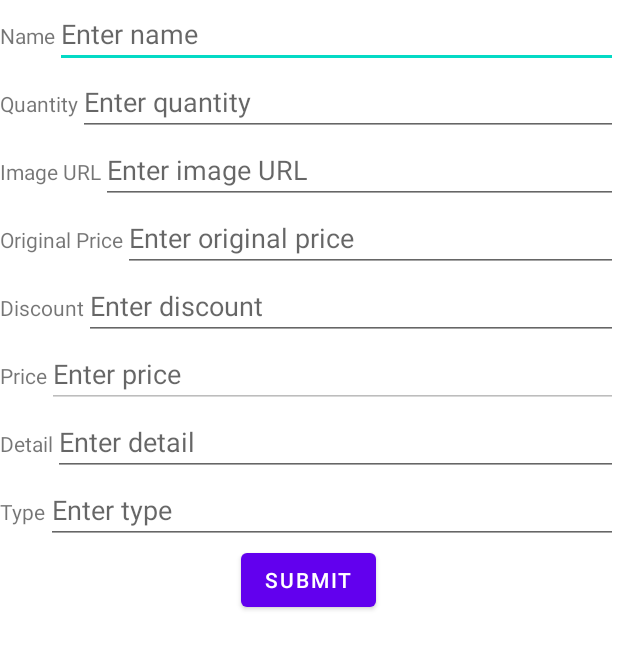
After one commit to trucni2005/AdminFurnitureShopApp, an Android app: the layout fragment_update_product.xml on its own in the app's theme, with its tools: preview values and no code run, on a phone screen of 412 x 824 dp. The commit adds this screen. Shown: the top 649 px of the screen. Run offline under Robolectric (Android 15) with nearby library versions, the phone set to English and light mode, and no system bars.

Commit message:
add function update product

```diff
--- a/app/build.gradle
+++ b/app/build.gradle
@@ -72,6 +72,7 @@ dependencies {
     implementation "androidx.navigation:navigation-fragment:$nav_version"
     implementation "androidx.navigation:navigation-ui:$nav_version"
     implementation 'com.squareup.okhttp3:logging-interceptor:4.9.1'
+    implementation 'androidx.fragment:fragment:1.3.5'
 
     implementation 'androidx.lifecycle:lifecycle-viewmodel:2.5.0'
     implementation 'androidx.lifecycle:lifecycle-viewmodel-ktx:2.5.0'
--- /dev/null
+++ b/app/src/main/res/layout/fragment_update_product.xml
@@ -0,0 +1,181 @@
+<?xml version="1.0" encoding="utf-8"?>
+<androidx.constraintlayout.widget.ConstraintLayout xmlns:android="http://schemas.android.com/apk/res/android"
+    xmlns:app="http://schemas.android.com/apk/res-auto"
+    xmlns:tools="http://schemas.android.com/tools"
+    android:layout_width="match_parent"
+    android:layout_height="match_parent"
+    tools:context=".ui.product.UpdateProductFragment">
+
+    <ScrollView
+        android:layout_width="match_parent"
+        android:layout_height="wrap_content">
+
+    <LinearLayout
+        android:layout_width="match_parent"
+        android:layout_height="match_parent"
+        android:orientation="vertical">
+
+
+        <LinearLayout
+            android:layout_width="match_parent"
+            android:layout_height="wrap_content"
+            android:orientation="horizontal">
+
+            <TextView
+                android:layout_width="wrap_content"
+                android:layout_height="wrap_content"
+                android:text="Name" />
+
+            <EditText
+                android:layout_width="0dp"
+                android:layout_height="wrap_content"
+                android:layout_weight="1"
+                android:hint="Enter name"
+                android:id="@+id/edittext_name"/>
+
+        </LinearLayout>
+
+        <LinearLayout
+            android:layout_width="match_parent"
+            android:layout_height="wrap_content"
+            android:orientation="horizontal">
+
+            <TextView
+                android:layout_width="wrap_content"
+                android:layout_height="wrap_content"
+                android:text="Quantity" />
+
+            <EditText
+                android:layout_width="0dp"
+                android:layout_height="wrap_content"
+                android:layout_weight="1"
+                android:hint="Enter quantity"
+                android:id="@+id/edittext_quantity"/>
+
+        </LinearLayout>
+
+        <LinearLayout
+            android:layout_width="match_parent"
+            android:layout_height="wrap_content"
+            android:orientation="horizontal">
+
+            <TextView
+                android:layout_width="wrap_content"
+                android:layout_height="wrap_content"
+                android:text="Image URL" />
+
+            <EditText
+                android:layout_width="0dp"
+                android:layout_height="wrap_content"
+                android:layout_weight="1"
+                android:hint="Enter image URL"
+                android:id="@+id/edittext_imageurl"/>
+
+        </LinearLayout>
+
+        <LinearLayout
+            android:layout_width="match_parent"
+            android:layout_height="wrap_content"
+            android:orientation="horizontal">
+
+            <TextView
+                android:layout_width="wrap_content"
+                android:layout_height="wrap_content"
+                android:text="Original Price" />
+
+            <EditText
+                android:layout_width="0dp"
+                android:layout_height="wrap_content"
+                android:layout_weight="1"
+                android:hint="Enter original price"
+                android:id="@+id/edittext_originalprice"/>
+
+        </LinearLayout>
+
+        <LinearLayout
+            android:layout_width="match_parent"
+            android:layout_height="wrap_content"
+            android:orientation="horizontal">
+
+            <TextView
+                android:layout_width="wrap_content"
+                android:layout_height="wrap_content"
+                android:text="Discount" />
+
+            <EditText
+                android:layout_width="0dp"
+                android:layout_height="wrap_content"
+                android:layout_weight="1"
+                android:hint="Enter discount"
+                android:id="@+id/edittext_discount"/>
+
+        </LinearLayout>
+
+        <LinearLayout
+            android:layout_width="match_parent"
+            android:layout_height="wrap_content"
+            android:orientation="horizontal">
+
+            <TextView
+                android:layout_width="wrap_content"
+                android:layout_height="wrap_content"
+                android:text="Price" />
+
+            <EditText
+                android:layout_width="0dp"
+                android:layout_height="wrap_content"
+                android:layout_weight="1"
+                android:hint="Enter price"
+                android:enabled="false"
+                android:id="@+id/edittext_price"/>
+
+        </LinearLayout>
+
+        <LinearLayout
+            android:layout_width="match_parent"
+            android:layout_height="wrap_content"
+            android:orientation="horizontal">
+
+            <TextView
+                android:layout_width="wrap_content"
+                android:layout_height="wrap_content"
+                android:text="Detail" />
+
+            <EditText
+                android:layout_width="0dp"
+                android:layout_height="wrap_content"
+                android:layout_weight="1"
+                android:hint="Enter detail"
+                android:id="@+id/edittext_detail"/>
+
+        </LinearLayout>
+
+        <LinearLayout
+            android:layout_width="match_parent"
+            android:layout_height="wrap_content"
+            android:orientation="horizontal">
+
+            <TextView
+                android:layout_width="wrap_content"
+                android:layout_height="wrap_content"
+                android:text="Type" />
+
+            <EditText
+                android:layout_width="0dp"
+                android:layout_height="wrap_content"
+                android:layout_weight="1"
+                android:hint="Enter type"
+                android:id="@+id/edittext_type"/>
+
+        </LinearLayout>
+
+        <Button
+            android:id="@+id/btn_submit"
+            android:layout_width="wrap_content"
+            android:layout_height="wrap_content"
+            android:text="Submit"
+            android:layout_gravity="center_horizontal"/>
+</LinearLayout>
+    </ScrollView>
+
+    </androidx.constraintlayout.widget.ConstraintLayout>
--- a/app/src/main/res/navigation/mobile_navigation.xml
+++ b/app/src/main/res/navigation/mobile_navigation.xml
@@ -9,6 +9,11 @@
         android:id="@+id/nav_add_product"
         android:name="com.example.adminfunitureshopapp.ui.product.AddProductFragment"
         tools:layout="@layout/fragment_add_product" ></fragment>
+
+    <fragment
+        android:id="@+id/nav_update_product"
+        android:name="com.example.adminfunitureshopapp.ui.product.UpdateProductFragment"
+        tools:layout="@layout/fragment_update_product" ></fragment>
 
     <fragment
         android:id="@+id/nav_product"
```
Also changed, not shown: app/src/main/java/com/example/adminfunitureshopapp/model/Categories/CategoriesAdapter.java (deleted, +0 -77 lines), app/src/main/java/com/example/adminfunitureshopapp/model/Product/productsAPI.java (+14 -3 lines), app/src/main/java/com/example/adminfunitureshopapp/model/Product/productsAdapter.java (+33 -13 lines), app/src/main/java/com/example/adminfunitureshopapp/ui/product/ProductFragment.java (+6 -11 lines), app/src/main/java/com/example/adminfunitureshopapp/ui/product/UpdateProductFragment.java (added, +169 -0 lines), app/src/main/java/com/example/adminfunitureshopapp/viewmodel/productsAPIService.java (+14 -1 lines).
